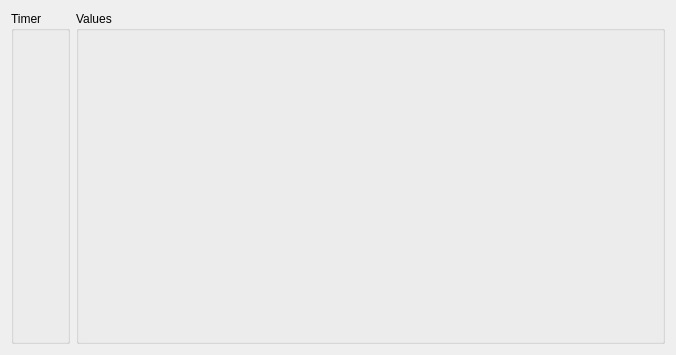
The window that src/ui/QGCSkyeTestForce.ui (skye-git/qgroundcontrol-old) describes before a commit, drawn with Qt 5.
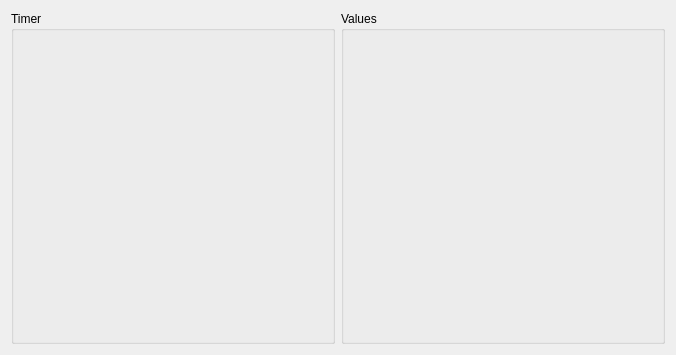
The same window after the commit.

Commit message: added random motor force generator settings panel

Diff of the .ui file:
```diff
--- a/src/ui/QGCSkyeTestForce.ui
+++ b/src/ui/QGCSkyeTestForce.ui
@@ -27,22 +27,7 @@
      <property name="title">
       <string>Values</string>
      </property>
-     <layout class="QVBoxLayout" name="verticalLayout">
-      <item>
-       <spacer name="horizontalSpacer">
-        <property name="orientation">
-         <enum>Qt::Horizontal</enum>
-        </property>
-        <property name="sizeHint" stdset="0">
-         <size>
-          <width>311</width>
-          <height>20</height>
-         </size>
-        </property>
-       </spacer>
-      </item>
-     </layout>
-     <zorder>horizontalSpacer</zorder>
+     <layout class="QVBoxLayout" name="verticalLayout"/>
     </widget>
    </item>
   </layout>
```
The commit also changes 23 other files.
